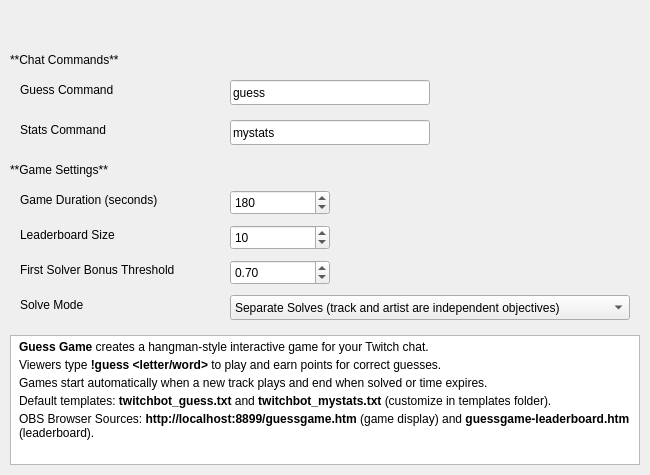
Before: the Qt Designer form nowplaying/resources/guessgame_1_basic_ui.ui in whatsnowplaying/whats-now-playing, drawn with Qt 5.
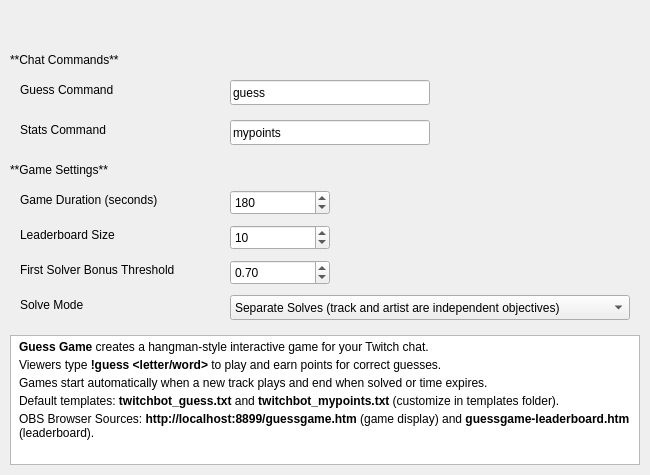
After: the same form once the commit is applied.

Commit message: fix template upgrade code (#1425)

```diff
--- a/nowplaying/resources/guessgame_1_basic_ui.ui
+++ b/nowplaying/resources/guessgame_1_basic_ui.ui
@@ -108,7 +108,7 @@
     </rect>
    </property>
    <property name="text">
-    <string>mystats</string>
+    <string>mypoints</string>
    </property>
   </widget>
 
@@ -291,7 +291,7 @@
 &lt;p&gt;&lt;b&gt;Guess Game&lt;/b&gt; creates a hangman-style interactive game for your Twitch chat.&lt;/p&gt;
 &lt;p&gt;Viewers type &lt;b&gt;!guess &amp;lt;letter/word&amp;gt;&lt;/b&gt; to play and earn points for correct guesses.&lt;/p&gt;
 &lt;p&gt;Games start automatically when a new track plays and end when solved or time expires.&lt;/p&gt;
-&lt;p&gt;Default templates: &lt;b&gt;twitchbot_guess.txt&lt;/b&gt; and &lt;b&gt;twitchbot_mystats.txt&lt;/b&gt; (customize in templates folder).&lt;/p&gt;
+&lt;p&gt;Default templates: &lt;b&gt;twitchbot_guess.txt&lt;/b&gt; and &lt;b&gt;twitchbot_mypoints.txt&lt;/b&gt; (customize in templates folder).&lt;/p&gt;
 &lt;p&gt;OBS Browser Sources: &lt;b&gt;http://localhost:8899/guessgame.htm&lt;/b&gt; (game display) and &lt;b&gt;guessgame-leaderboard.htm&lt;/b&gt; (leaderboard).&lt;/p&gt;
 &lt;/body&gt;&lt;/html&gt;</string>
    </property>
```
The commit also changes 15 other files.
